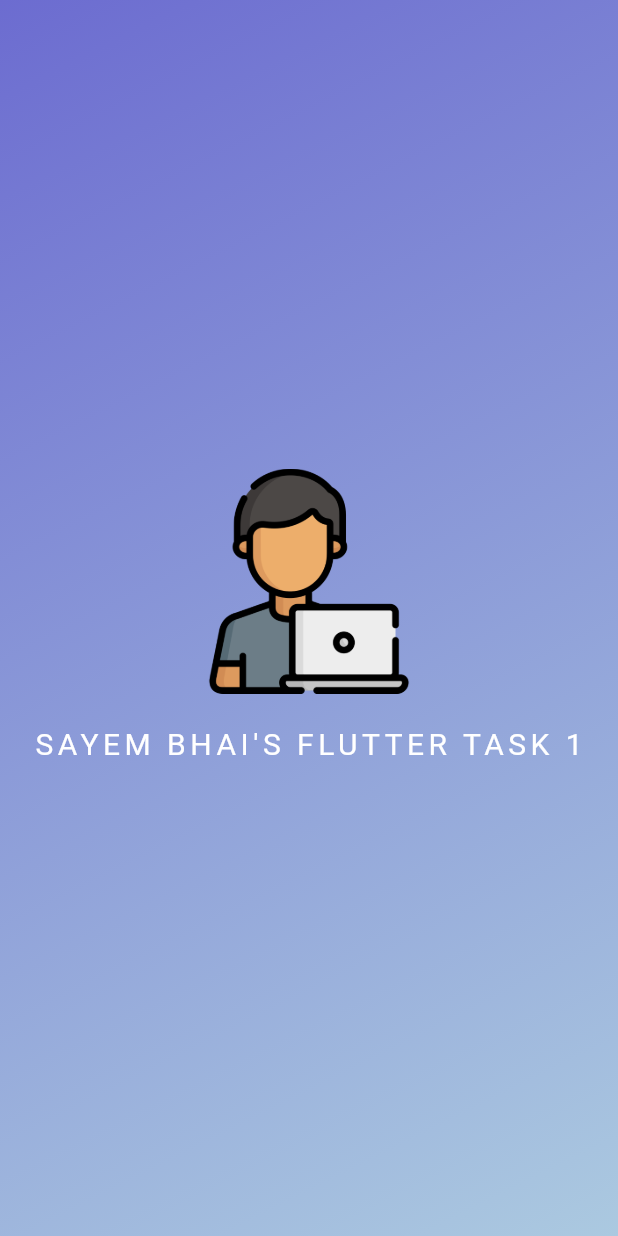
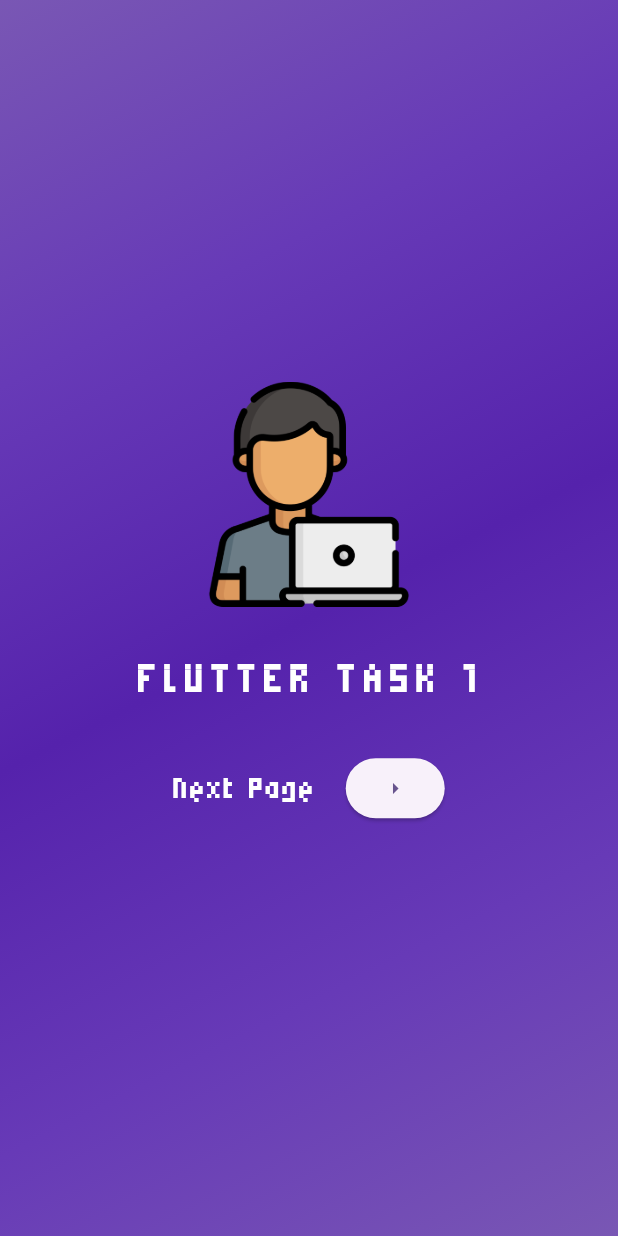
Before and after one commit to ItsTHEAvro/EDGE_Training_Flutter, a Flutter app: the first screen one second after launch, on a phone screen of 412 x 824 dp. Run offline on Flutter 3.47's test engine with Material 3 defaults, Android fonts, the phone set to English and light mode, and no system bars.

Commit message:
Added custom fonts, Row Widget

```diff
--- a/task_one_basic_widgets/lib/view/splash_screen.dart
+++ b/task_one_basic_widgets/lib/view/splash_screen.dart
@@ -2,26 +2,12 @@ import 'package:flutter/material.dart';
 
 import 'homepage.dart';
 
-class SplashScreen extends StatefulWidget {
+class SplashScreen extends StatelessWidget {
   const SplashScreen({super.key});
 
-  @override
-  State<SplashScreen> createState() => _SplashScreenState();
-}
-
-class _SplashScreenState extends State<SplashScreen> {
-  @override
-  void initState() {
-    super.initState();
-    _navigateToHome();
-  }
-
-  _navigateToHome() async {
-    await Future.delayed(const Duration(milliseconds: 1500), () {});
+  void goToNextPage(context) {
     Navigator.push(
-        context,
-        MaterialPageRoute(
-            builder: (context) => const MyHomePage(title: "Test")));
+        context, MaterialPageRoute(builder: (context) => const MyHomePage()));
   }
 
   @override
@@ -36,14 +22,15 @@ class _SplashScreenState extends State<SplashScreen> {
             begin: Alignment.topLeft,
             end: Alignment.bottomRight,
             colors: <Color>[
-              Color.fromARGB(255, 108, 108, 208),
-              Color.fromARGB(255, 171, 201, 224),
+              Color.fromARGB(255, 121, 87, 180),
+              Color.fromARGB(255, 103, 58, 183),
+              Color.fromARGB(255, 85, 34, 172),
+              Color.fromARGB(255, 103, 58, 183),
+              Color.fromARGB(255, 121, 87, 180),
             ],
           ),
         ),
-        child: Column(
-          mainAxisAlignment: MainAxisAlignment.center,
-          children: [
+        child: Column(mainAxisAlignment: MainAxisAlignment.center, children: [
           Container(
             margin: const EdgeInsets.only(bottom: 20),
             child: const Image(
@@ -53,15 +40,43 @@ class _SplashScreenState extends State<SplashScreen> {
             ),
           ),
           Text(
-              "Sayem Bhai's Flutter Task 1".toUpperCase(),
+            "Flutter Task 1".toUpperCase(),
             style: const TextStyle(
-                fontSize: 20,
+              fontFamily: 'Micro5',
+              fontSize: 40,
               color: Colors.white,
               letterSpacing: 3,
             ),
           ),
+          const SizedBox(
+            height: 20,
+          ),
+          Row(
+            mainAxisAlignment: MainAxisAlignment.center,
+            children: [
+              const Text(
+                "Next Page",
+                style: TextStyle(
+                  fontFamily: 'Micro5',
+                  color: Colors.white,
+                  fontSize: 30,
+                ),
+              ),
+              const SizedBox(
+                width: 20,
+              ),
+              ElevatedButton(
+                onPressed: () {
+                  goToNextPage(context);
+                },
+                child: const Icon(Icons.arrow_right),
+              ),
             ],
           ),
+          const SizedBox(
+            height: 20,
+          ),
+        ]),
       ),
     );
   }
--- a/task_one_basic_widgets/pubspec.yaml
+++ b/task_one_basic_widgets/pubspec.yaml
@@ -23,3 +23,7 @@ flutter:
   uses-material-design: true
   assets:
     - assets/images/splash_logo.png
+  fonts:
+    - family: "Micro5"
+      fonts:
+        - asset: assets/fonts/Micro5-Regular.ttf
```
Also changed, not shown: task_one_basic_widgets/lib/view/homepage.dart (+5 -50 lines), task_one_basic_widgets/assets/fonts/Micro5-Regular.ttf (added), 1 other file. Lines whose indentation alone changed are shown as unchanged.
